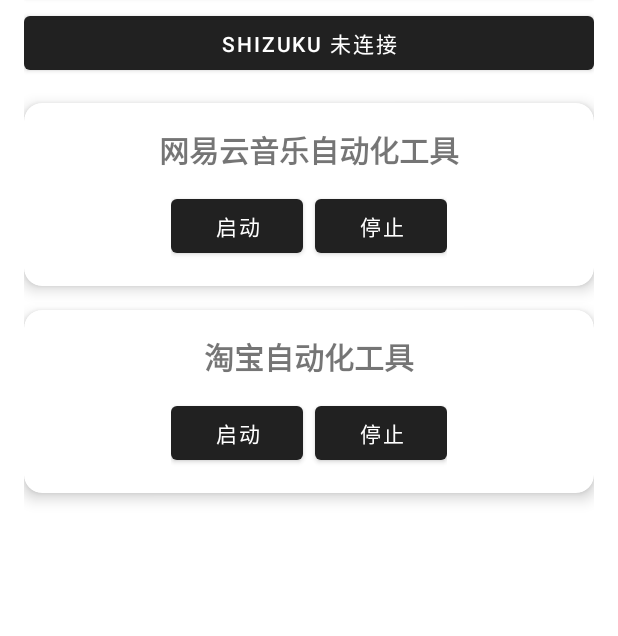
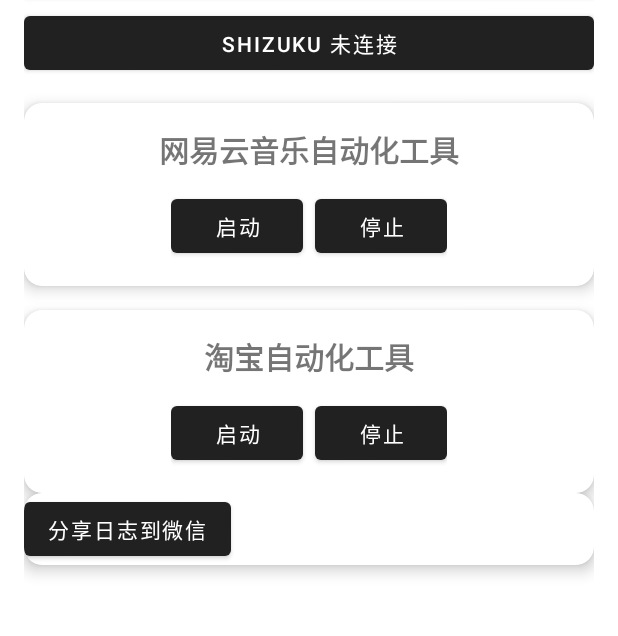
Before and after one commit to Ion-conservation/AutoScript, an Android app: the screen it shows after launch (MainActivity), on a phone screen of 412 x 824 dp, the part 101-737 px from its top. Run offline under Robolectric (Android 15) with nearby library versions, the phone set to English and light mode, and no system bars; our stand-ins replace Dagger/Hilt's generated code; libraries missing offline, so code that uses them is left out: rikka.shizuku; 4 statements that could not run were skipped.

Commit message:
日志保存功能、日志分享功能

```diff
--- a/app/src/main/kotlin/auto/script/MyApp.kt
+++ b/app/src/main/kotlin/auto/script/MyApp.kt
@@ -2,13 +2,14 @@ package auto.script
 
 import android.app.Application
 import auto.script.common.ScriptCountdownManager
+import auto.script.utils.ScriptLogger
 import dagger.hilt.android.HiltAndroidApp
 
 @HiltAndroidApp
 class MyApp : Application() {
 
     companion object {
-        private const val TAG = "AutoScriptApp"
+        private const val TAG = "Auto.Script.App"
         lateinit var instance: MyApp
             private set
     }
@@ -17,6 +18,9 @@ class MyApp : Application() {
         super.onCreate()
 
         instance = this
+
+        ScriptLogger.init(this)
+        ScriptLogger.i(TAG, "自动化服务已启动")
 
 
         // 启动前台倒计时检查（仅在进程存活时）
--- a/app/src/main/kotlin/auto/script/activity/MainActivity.kt
+++ b/app/src/main/kotlin/auto/script/activity/MainActivity.kt
@@ -15,6 +15,7 @@ import auto.script.executor.ExecutorRepo
 import auto.script.executor.TaobaoExecutor
 import auto.script.shizuku.ShizukuManager
 import auto.script.shizuku.ShizukuRepo
+import auto.script.utils.LogSharer
 import auto.script.utils.ScriptUtils
 import auto.script.viewmodel.AutomationViewModel
 import dagger.hilt.android.AndroidEntryPoint
@@ -49,6 +50,8 @@ class MainActivity : AppCompatActivity() {
     // 公共按钮
     private lateinit var A11yServiceButton: Button
     private lateinit var ShizukuButton: Button
+
+    private lateinit var ShareButton: Button
 
     // CloudMusic 按钮
     private lateinit var CloudmusicStartButton: Button
@@ -105,6 +108,7 @@ class MainActivity : AppCompatActivity() {
     private fun initButton() {
         A11yServiceButton = findViewById(R.id.check_a11y)
         ShizukuButton = findViewById(R.id.check_shizuku)
+        ShareButton = findViewById(R.id.share_log)
 
         CloudmusicStartButton = findViewById(R.id.cloudmusic_start_service)
         CloudmusicStopButton = findViewById(R.id.cloudmusic_stop_service)
@@ -122,6 +126,10 @@ class MainActivity : AppCompatActivity() {
 
         ShizukuButton.setOnClickListener {
             initMyShizukuService()
+        }
+
+        ShareButton.setOnClickListener {
+            shareLog()
         }
 
         // CloudMusic 按钮逻辑
@@ -155,5 +163,9 @@ class MainActivity : AppCompatActivity() {
         shizukuManager.initMyShizukuService(this)
     }
 
+    fun shareLog() {
+        LogSharer.shareLogToWeChat(this)
+    }
+
 
 }
--- a/app/src/main/kotlin/auto/script/gesture/GestureManager.kt
+++ b/app/src/main/kotlin/auto/script/gesture/GestureManager.kt
@@ -4,7 +4,7 @@ import android.accessibilityservice.AccessibilityService
 import android.accessibilityservice.AccessibilityService.GestureResultCallback
 import android.accessibilityservice.GestureDescription
 import android.graphics.Path
-import android.util.Log
+import auto.script.utils.ScriptLogger
 
 class GestureManager(private val service: AccessibilityService) {
     private val TAG = "GestureManager"
@@ -20,11 +20,11 @@ class GestureManager(private val service: AccessibilityService) {
 
         service.dispatchGesture(gesture, object : GestureResultCallback() {
             override fun onCompleted(gestureDescription: GestureDescription?) {
-                Log.i(TAG, "✅ 坐标点击成功 ($x, $y)")
+                ScriptLogger.i(TAG, "✅ 坐标点击成功 ($x, $y)")
             }
 
             override fun onCancelled(gestureDescription: GestureDescription?) {
-                Log.w(TAG, "❌ 坐标点击被取消 ($x, $y)")
+                ScriptLogger.d(TAG, "❌ 坐标点击被取消 ($x, $y)")
             }
         }, null)
     }
--- /dev/null
+++ b/app/src/main/kotlin/auto/script/utils/ScriptLogger.kt
@@ -0,0 +1,138 @@
+package auto.script.utils
+
+import android.content.Context
+import android.os.Process
+import android.util.Log
+import kotlinx.coroutines.CoroutineScope
+import kotlinx.coroutines.Dispatchers
+import kotlinx.coroutines.SupervisorJob
+import kotlinx.coroutines.channels.Channel
+import kotlinx.coroutines.launch
+import java.io.File
+import java.io.FileWriter
+import java.io.PrintWriter
+import java.text.SimpleDateFormat
+import java.util.Date
+import java.util.Locale
+
+/**
+ * 单例日志工具类
+ * 功能：同时输出到 Logcat 和 本地文件
+ * 特性：线程安全、顺序保证、格式仿 Logcat
+ */
+object ScriptLogger {
+
+    private const val TAG = "ScriptLogger"
+    private var logFile: File? = null
+
+    // 使用 Channel 作为日志缓冲队列，保证写入文件的顺序
+    private val logChannel = Channel<String>(Channel.UNLIMITED)
+
+    // 独立的协程作用域，用于执行文件写入操作
+    private val scope = CoroutineScope(Dispatchers.IO + SupervisorJob())
+
+    // 时间格式化：11-30 11:40:54.123
+    private val dateFormat = SimpleDateFormat("MM-dd HH:mm:ss.SSS", Locale.US)
+
+    // 缓存包名
+    private var packageName: String = "UnknownApp"
+
+    /**
+     * 初始化方法，通常在 Service 的 onCreate 或 Application 中调用
+     */
+    fun init(context: Context) {
+        packageName = context.packageName
+
+        // 1. 确定日志保存目录：/sdcard/Android/data/你的包名/files/logs/
+        // 这个目录不需要额外权限即可读写，且用户可见
+        val logDir = File(context.getExternalFilesDir(null), "logs")
+        if (!logDir.exists()) {
+            logDir.mkdirs()
+        }
+
+        // 2. 创建当次运行的日志文件，以启动时间命名
+        val fileName = "log_${SimpleDateFormat("yyyyMMdd_HHmmss", Locale.US).format(Date())}.txt"
+        logFile = File(logDir, fileName)
+
+        // 3. 启动消费者协程，从 Channel 中读取日志并写入文件
+        startFileConsumer()
+
+        i(TAG, "Logger initialized. File path: ${logFile?.absolutePath}")
+    }
+
+    private fun startFileConsumer() {
+        scope.launch {
+            // 持续监听 Channel
+            for (logLine in logChannel) {
+                try {
+                    // 追加模式写入文件
+                    logFile?.let { file ->
+                        PrintWriter(FileWriter(file, true)).use { writer ->
+                            writer.println(logLine)
+                        }
+                    }
+                } catch (e: Exception) {
+                    Log.e(TAG, "Failed to write log to file", e)
+                }
+            }
+        }
+    }
+
+    // ================= 公开的日志方法 =================
+
+    fun d(tag: String, msg: String) {
+        val formatted = formatLog("D", tag, msg)
+        Log.d(tag, msg) // 输出到系统 Logcat
+        logChannel.trySend(formatted) // 发送到文件写入队列
+    }
+
+    fun i(tag: String, msg: String) {
+        val formatted = formatLog("I", tag, msg)
+        Log.i(tag, msg)
+        logChannel.trySend(formatted)
+    }
+
+    fun e(tag: String, msg: String, tr: Throwable? = null) {
+        val messageWithTrace = if (tr != null) "$msg\n${Log.getStackTraceString(tr)}" else msg
+        val formatted = formatLog("E", tag, messageWithTrace)
+        Log.e(tag, msg, tr)
+        logChannel.trySend(formatted)
+    }
+
+    // ================= 格式化逻辑 =================
+
+    /**
+     * 构建仿 Logcat 格式的字符串
+     * 格式: MM-dd HH:mm:ss.SSS PID-TID/PackageName Level/Tag: Message
+     */
+    private fun formatLog(level: String, tag: String, msg: String): String {
+        val time = dateFormat.format(Date())
+        val pid = Process.myPid()
+        val tid = Thread.currentThread().id // 或者用 Thread.currentThread().name 获取协程名
+
+        // 格式化组合
+        return "$time $pid-$tid/$packageName $level/$tag: $msg"
+    }
+
+    /**
+     * 获取日志文件绝对路径（用于分享或展示）
+     */
+    fun getLogPath(): String? = logFile?.absolutePath
+
+    /**
+     * 获取当前的日志文件对象
+     */
+    fun getCurrentFile(): File? = logFile
+
+    /**
+     * 强制刷新缓冲区，确保所有日志都写入文件
+     * (虽然 flush 是自动的，但在分享前手动调用更保险)
+     */
+    suspend fun flush() {
+        // 发送一个空的同步信号或者简单等待一下
+        // 由于我们用的是 Channel，这里最简单的做法是简短延时，
+        // 或者你可以设计一个 CompletableDeferred 等待队列清空，
+        // 但对于日志场景，简单的延时通常足够：
+        kotlinx.coroutines.delay(200)
+    }
+}
--- a/app/src/main/res/layout/activity_main.xml
+++ b/app/src/main/res/layout/activity_main.xml
@@ -117,4 +117,24 @@
         </LinearLayout>
     </com.google.android.material.card.MaterialCardView>
 
+    <com.google.android.material.card.MaterialCardView
+        android:layout_width="match_parent"
+        android:layout_height="wrap_content"
+        app:cardCornerRadius="12dp"
+        app:cardElevation="6dp">
+
+        <LinearLayout
+            android:orientation="horizontal"
+            android:layout_width="wrap_content"
+            android:layout_height="wrap_content">
+
+            <Button
+                android:id="@+id/share_log"
+                android:layout_width="wrap_content"
+                android:layout_height="wrap_content"
+                android:text="分享日志到微信"
+                android:layout_marginEnd="8dp" />
+        </LinearLayout>
+    </com.google.android.material.card.MaterialCardView>
+
 </LinearLayout>
--- /dev/null
+++ b/app/src/main/res/xml/file_paths.xml
@@ -0,0 +1,4 @@
+<?xml version="1.0" encoding="utf-8"?>
+<paths>
+    <external-files-path name="script_logs" path="logs/" />
+</paths>
```
Also changed, not shown: app/src/main/AndroidManifest.xml (+10 -4 lines), app/src/main/kotlin/auto/script/activity/BindService.kt (+5 -5 lines), app/src/main/kotlin/auto/script/executor/CloudmusicExecutor.kt (+38 -29 lines), app/src/main/kotlin/auto/script/executor/TaobaoExecutor.kt (+34 -34 lines), app/src/main/kotlin/auto/script/service/AutomationService.kt (+6 -6 lines), app/src/main/kotlin/auto/script/utils/LogSharer.kt (added, +73 -0 lines), app/src/main/kotlin/auto/script/utils/utils.kt (+3 -4 lines).
